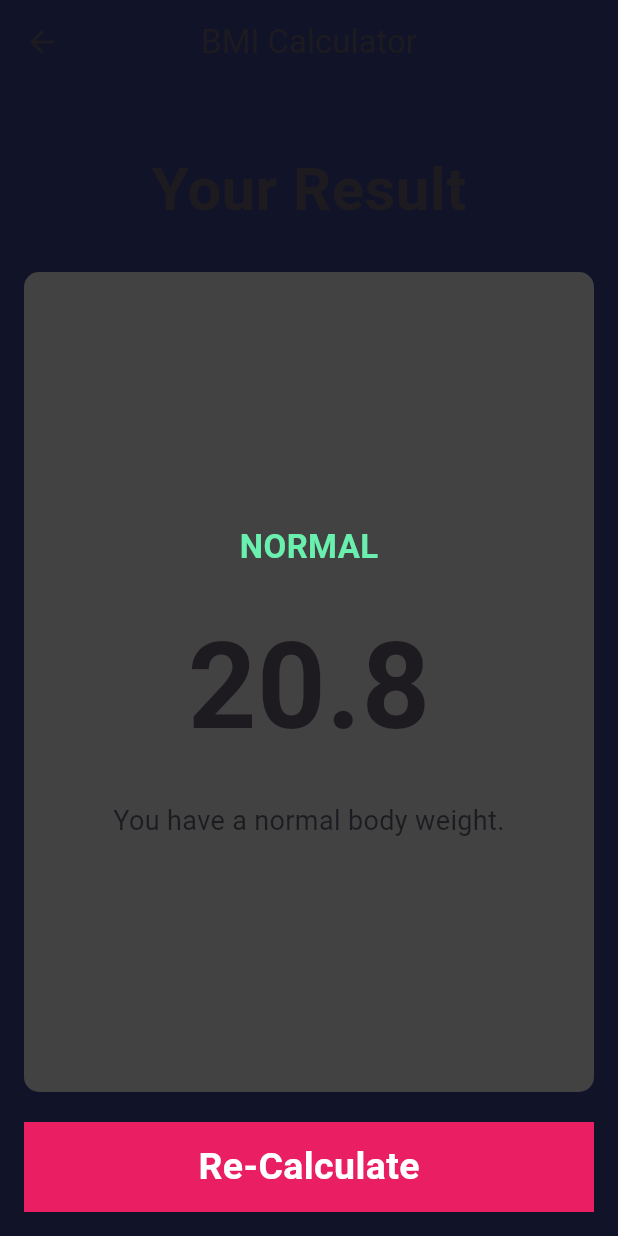
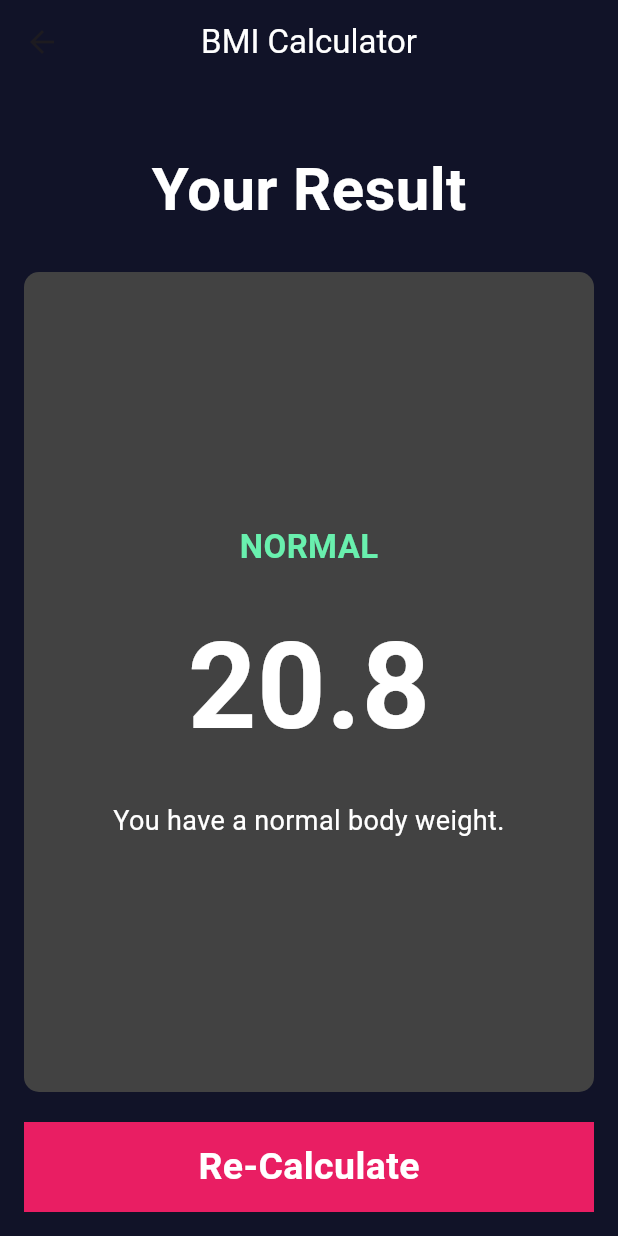
Before and after one commit to MostafaRadian/Senior3, a Flutter app: the screen it shows after launch, after a tap on "Calculate", on a phone screen of 412 x 824 dp. Run offline on Flutter 3.47's test engine with Material 3 defaults, Android fonts, the phone set to English and light mode, and no system bars.

Commit message:
Lesson 18

```diff
--- a/lib/bmi_calculator.dart
+++ b/lib/bmi_calculator.dart
@@ -19,8 +19,13 @@ class _BmiPageState extends State<BmiPage> {
   Widget build(BuildContext context) {
     return Scaffold(
       appBar: AppBar(
-        title: const Text('BMI Calculator'),
+        title: const Text(
+          'BMI Calculator',
+          style: TextStyle(color: Colors.white),
+        ),
+        elevation: 0.0,
         centerTitle: true,
+        backgroundColor: const Color(0xFF111328),
       ),
       body: Container(
         padding: const EdgeInsets.all(16.0),
@@ -115,13 +120,15 @@ class _BmiPageState extends State<BmiPage> {
                               fontWeight: FontWeight.bold,
                               color: Colors.white),
                         ),
-                        const Text(' cm', style: TextStyle(fontSize: 18)),
+                        const Text(' cm',
+                            style:
+                                TextStyle(fontSize: 18, color: Colors.white)),
                       ],
                     ),
                     Slider(
                       value: height,
                       min: 100,
-                      max: 220,
+                      max: 251,
                       activeColor: Colors.pink,
                       inactiveColor: Colors.grey,
                       onChanged: (double value) {
--- a/lib/bmi_result.dart
+++ b/lib/bmi_result.dart
@@ -16,7 +16,8 @@ class BmiResultPage extends StatelessWidget {
   Widget build(BuildContext context) {
     return Scaffold(
       appBar: AppBar(
-        title: const Text('BMI Calculator'),
+        title:
+            const Text('BMI Calculator', style: TextStyle(color: Colors.white)),
         centerTitle: true,
         backgroundColor: const Color(0xFF111328),
       ),
@@ -30,7 +31,10 @@ class BmiResultPage extends StatelessWidget {
               child: Center(
                 child: Text(
                   'Your Result',
-                  style: TextStyle(fontSize: 40, fontWeight: FontWeight.bold),
+                  style: TextStyle(
+                      fontSize: 40,
+                      fontWeight: FontWeight.bold,
+                      color: Colors.white),
                 ),
               ),
             ),
@@ -56,13 +60,19 @@ class BmiResultPage extends StatelessWidget {
                     Text(
                       bmi.toStringAsFixed(1),
                       style: const TextStyle(
-                          fontSize: 80, fontWeight: FontWeight.bold),
+                        fontSize: 80,
+                        fontWeight: FontWeight.bold,
+                        color: Colors.white,
+                      ),
                     ),
                     const SizedBox(height: 20),
                     Text(
                       interpretation,
                       textAlign: TextAlign.center,
-                      style: const TextStyle(fontSize: 18),
+                      style: const TextStyle(
+                        fontSize: 18,
+                        color: Colors.white,
+                      ),
                     ),
                   ],
                 ),
```
Also changed, not shown: lib/bmi_provider.dart (added, +56 -0 lines).
